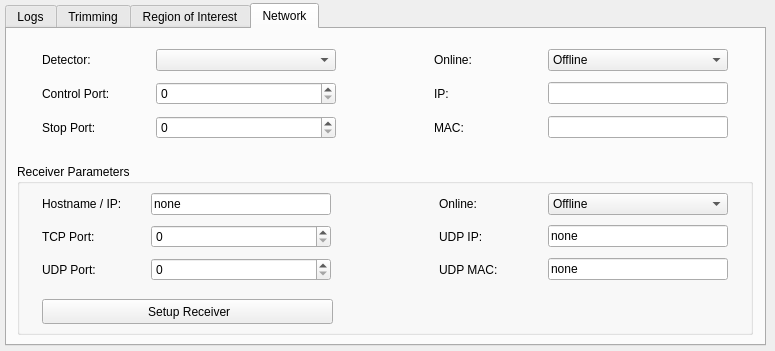
First picture: the form in slsDetectorGui/forms/form_tab_advanced.ui, repository slsdetectorgroup/slsDetectorPackage, before the edit.
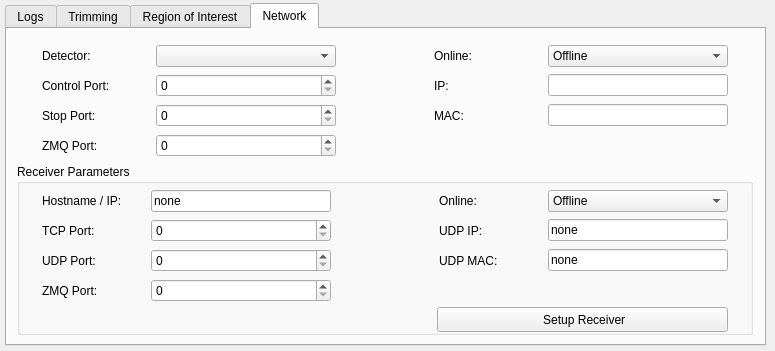
Second picture: the form after the edit. The open tabs and pages were chosen to show the change. Icons and pictures are not drawn.

The edit to the form file:
```diff
--- a/slsDetectorGui/forms/form_tab_advanced.ui
+++ b/slsDetectorGui/forms/form_tab_advanced.ui
@@ -957,8 +957,8 @@
      <widget class="QPushButton" name="btnRxr">
       <property name="geometry">
        <rect>
-        <x>25</x>
-        <y>135</y>
+        <x>420</x>
+        <y>143</y>
         <width>291</width>
         <height>25</height>
        </rect>
@@ -977,7 +977,7 @@
         <x>25</x>
         <y>25</y>
         <width>686</width>
-        <height>96</height>
+        <height>116</height>
        </rect>
       </property>
       <layout class="QGridLayout" name="gridLayout_8">
@@ -1255,6 +1255,63 @@
          </property>
         </widget>
        </item>
+       <item row="3" column="0">
+        <widget class="QLabel" name="label_12">
+         <property name="sizePolicy">
+          <sizepolicy hsizetype="Expanding" vsizetype="Preferred">
+           <horstretch>0</horstretch>
+           <verstretch>0</verstretch>
+          </sizepolicy>
+         </property>
+         <property name="text">
+          <string>ZMQ Port:</string>
+         </property>
+        </widget>
+       </item>
+       <item row="3" column="1">
+        <widget class="QSpinBox" name="spinUDPPort_2">
+         <property name="sizePolicy">
+          <sizepolicy hsizetype="Minimum" vsizetype="Fixed">
+           <horstretch>0</horstretch>
+           <verstretch>0</verstretch>
+          </sizepolicy>
+         </property>
+         <property name="minimumSize">
+          <size>
+           <width>127</width>
+           <height>0</height>
+          </size>
+         </property>
+         <property name="toolTip">
+          <string>Sets Receiver UDP Port
+#rx_udpport#</string>
+         </property>
+         <property name="statusTip">
+          <string/>
+         </property>
+         <property name="whatsThis">
+          <string/>
+         </property>
+         <property name="alignment">
+          <set>Qt::AlignLeading|Qt::AlignLeft|Qt::AlignVCenter</set>
+         </property>
+         <property name="keyboardTracking">
+          <bool>false</bool>
+         </property>
+         <property name="suffix">
+          <string/>
+         </property>
+         <property name="minimum">
+          <number>0</number>
+         </property>
+         <property name="maximum">
+          <number>2000000000</number>
+         </property>
+         <property name="value">
+          <number>0</number>
+         </property>
+        </widget>
+       </item>
       </layout>
      </widget>
     </widget>
@@ -1264,7 +1321,7 @@
        <x>35</x>
        <y>15</y>
        <width>686</width>
-       <height>101</height>
+       <height>116</height>
       </rect>
      </property>
      <layout class="QGridLayout" name="gridLayout_6">
@@ -1517,6 +1574,63 @@
       </item>
       <item row="2" column="1">
        <widget class="QSpinBox" name="spinStopPort">
+        <property name="sizePolicy">
+         <sizepolicy hsizetype="Minimum" vsizetype="Fixed">
+          <horstretch>0</horstretch>
+          <verstretch>0</verstretch>
+         </sizepolicy>
+        </property>
+        <property name="minimumSize">
+         <size>
+          <width>180</width>
+          <height>0</height>
+         </size>
+        </property>
+        <property name="toolTip">
+         <string>Sets Stop Port 
+#stopport#</string>
+        </property>
+        <property name="statusTip">
+         <string/>
+        </property>
+        <property name="whatsThis">
+         <string/>
+        </property>
+        <property name="alignment">
+         <set>Qt::AlignLeading|Qt::AlignLeft|Qt::AlignVCenter</set>
+        </property>
+        <property name="keyboardTracking">
+         <bool>false</bool>
+        </property>
+        <property name="suffix">
+         <string/>
+        </property>
+        <property name="minimum">
+         <number>0</number>
+        </property>
+        <property name="maximum">
+         <number>2000000000</number>
+        </property>
+        <property name="value">
+         <number>0</number>
+        </property>
+       </widget>
+      </item>
+      <item row="3" column="0">
+       <widget class="QLabel" name="label_11">
+        <property name="sizePolicy">
+         <sizepolicy hsizetype="Expanding" vsizetype="Preferred">
+          <horstretch>0</horstretch>
+          <verstretch>0</verstretch>
+         </sizepolicy>
+        </property>
+        <property name="text">
+         <string>ZMQ Port:</string>
+        </property>
+       </widget>
+      </item>
+      <item row="3" column="1">
+       <widget class="QSpinBox" name="spinStopPort_2">
         <property name="sizePolicy">
          <sizepolicy hsizetype="Minimum" vsizetype="Fixed">
           <horstretch>0</horstretch>
```
Left out of the diff: 62 changed lines with no effect on the pictures.
